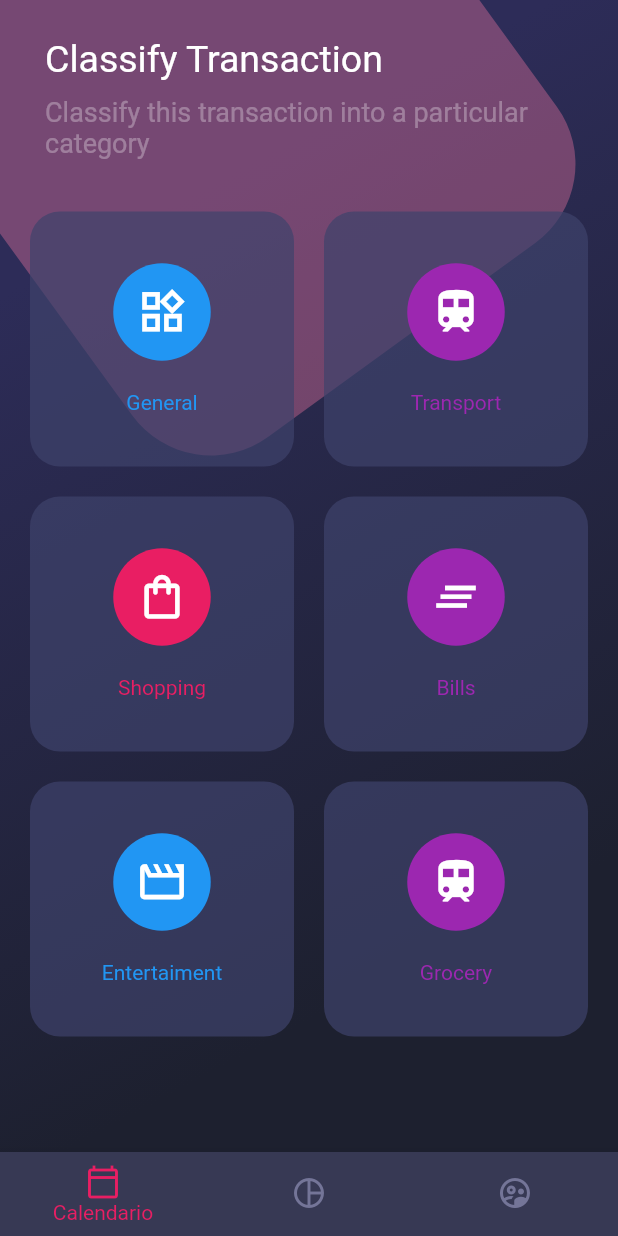
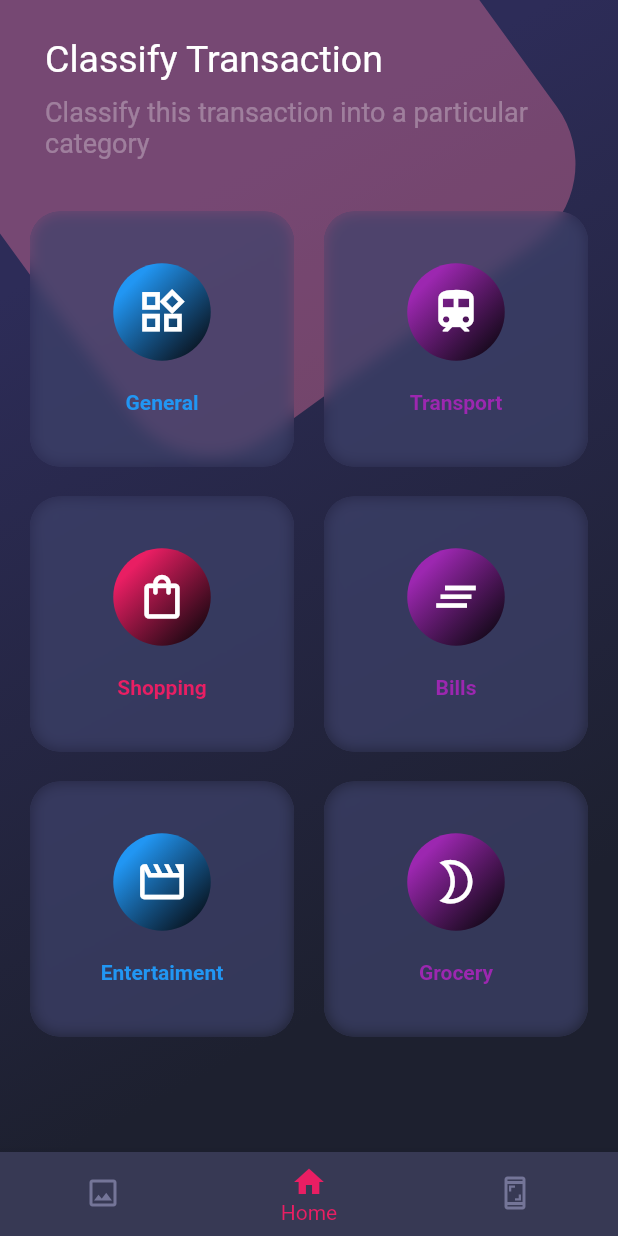
Before and after one commit to luishg76/designs_flutter, a Flutter app: the screen it shows after launch, on a phone screen of 412 x 824 dp. Run offline on Flutter 3.47's test engine with Material 2 defaults, Android fonts, the phone set to English and light mode, and no system bars.

Commit message:
salva(16-09-022)PC-Fin

```diff
--- a/lib/main.dart
+++ b/lib/main.dart
@@ -1,10 +1,12 @@
+import 'package:designs_flutter/provider/menu_provider.dart';
 import 'package:designs_flutter/screens/home_screen.dart';
 import 'package:designs_flutter/screens/scroll_screen.dart';
 import 'package:flutter/material.dart';
 import 'package:designs_flutter/screens/basic_screen.dart';
+import 'package:provider/provider.dart';
 
 void main() {
-  runApp(const MyApp());
+  runApp(AppStateWidget());
 }
 
 class MyApp extends StatelessWidget {
@@ -17,15 +19,6 @@ class MyApp extends StatelessWidget {
       debugShowCheckedModeBanner: false,
       title: 'Designs Flutter',
       theme: ThemeData(
-        // This is the theme of your application.
-        //
-        // Try running your application with "flutter run". You'll see the
-        // application has a blue toolbar. Then, without quitting the app, try
-        // changing the primarySwatch below to Colors.green and then invoke
-        // "hot reload" (press "r" in the console where you ran "flutter run",
-        // or simply save your changes to "hot reload" in a Flutter IDE).
-        // Notice that the counter didn't reset back to zero; the application
-        // is not restarted.
         primarySwatch: Colors.blue,
       ),
       initialRoute: 'home_screen',
@@ -37,3 +30,17 @@ class MyApp extends StatelessWidget {
     );
   }
 }
+
+
+
+
+class AppStateWidget extends StatelessWidget {
+
+  @override
+  Widget build(BuildContext context) {
+     return MultiProvider(
+      providers: [ChangeNotifierProvider(create: (_)=>MenuProvider())],
+      child: MyApp(),
+      );
+  }
+}
--- /dev/null
+++ b/lib/provider/menu_provider.dart
@@ -0,0 +1,5 @@
+ import 'package:flutter/cupertino.dart';
+
+class MenuProvider extends ChangeNotifier{
+  int selectIndex=1;
+}
--- a/lib/screens/basic_screen.dart
+++ b/lib/screens/basic_screen.dart
@@ -1,4 +1,5 @@
 
+import 'package:designs_flutter/widgets/custom_botton_navigation.dart';
 import 'package:flutter/material.dart';
 
 class BasicScreen extends StatelessWidget {
@@ -26,6 +27,7 @@ class BasicScreen extends StatelessWidget {
 
           ],
         ),
+        bottomNavigationBar: CustomBottonNavigation(),
     );
   }
 }
--- a/lib/screens/home_screen.dart
+++ b/lib/screens/home_screen.dart
@@ -1,3 +1,5 @@
+import 'dart:ui';
+
 import 'package:designs_flutter/widgets/background_widget.dart';
 import 'package:designs_flutter/widgets/custom_botton_navigation.dart';
 import 'package:flutter/material.dart';
@@ -56,7 +58,7 @@ class _TableWidget extends StatelessWidget {
             ),
             TableRow(
               children:[_SingleCardWidget(title: 'Entertaiment',icono: Icons.movie_outlined, color:Colors.blue),
-                        _SingleCardWidget(title: 'Grocery',icono: Icons.train, color:Colors.purple)]
+                        _SingleCardWidget(title: 'Grocery',icono: Icons.mode_night_outlined, color:Colors.purple)]
             ),
           ]
           ),
@@ -76,6 +78,10 @@ class _SingleCardWidget extends StatelessWidget {
         margin: EdgeInsets.all(10),
         height: 170,
         decoration: BoxDecoration(borderRadius: BorderRadius.circular(20), color: Color.fromRGBO(62, 66, 107, 0.7)),
+        child: ClipRRect(
+          borderRadius: BorderRadius.circular(20),
+          child: BackdropFilter(
+            filter: ImageFilter.blur(sigmaX: 5, sigmaY: 5),
             child: Column(
               mainAxisAlignment: MainAxisAlignment.center,
               children: [
@@ -85,16 +91,21 @@ class _SingleCardWidget extends StatelessWidget {
                   padding: EdgeInsets.all(15),
                   margin: EdgeInsets.only(bottom: 20),
                   decoration: BoxDecoration(
-                borderRadius: BorderRadius.circular(60),
-                color:color,
+                    borderRadius: BorderRadius.circular(35),
+                    gradient: LinearGradient(
+                      begin: Alignment.topLeft,
+                      end: Alignment.bottomRight,
+                      stops: [0.2,0.98],
+                      colors:[color,Colors.black.withOpacity(0.9)]),
 
                   ),
                   child:Icon(icono,color:Colors.white, size: 35,)
                   ),
                 //SizedBox(height: 25),
-            Text(title, style: TextStyle(color: color, fontSize: 14 ),)
+                Text(title, style: TextStyle(color: color, fontSize: 14, fontWeight: FontWeight.bold ),)
               ],
-
+            ),
+          ),
         ),
        );
   }
--- a/lib/screens/scroll_screen.dart
+++ b/lib/screens/scroll_screen.dart
@@ -1,6 +1,8 @@
 import 'dart:ui';
 
 import 'package:flutter/material.dart';
+
+import '../widgets/custom_botton_navigation.dart';
 
 
 class ScrollScreen extends StatelessWidget {
@@ -15,6 +17,7 @@ class ScrollScreen extends StatelessWidget {
             _Page2()
           ]
         ),
+        bottomNavigationBar: CustomBottonNavigation(),
     );
   }
 }
@@ -35,8 +38,8 @@ class _Page2 extends StatelessWidget {
         child: Center(
           child: TextButton(
               style: TextButton.styleFrom(
-              padding: EdgeInsets.symmetric(horizontal: 20.0),
-              backgroundColor: Colors.redAccent,
+              padding: EdgeInsets.symmetric(horizontal: 20.0, vertical: 5),
+              backgroundColor: Color.fromARGB(255, 122, 7, 7),
               shape: StadiumBorder(),
               shadowColor: Colors.black87,
             ),
--- a/lib/widgets/custom_botton_navigation.dart
+++ b/lib/widgets/custom_botton_navigation.dart
@@ -1,46 +1,45 @@
+import 'package:designs_flutter/provider/menu_provider.dart';
 import 'package:flutter/material.dart';
+import 'package:provider/provider.dart';
 
 
-class CustomBottonNavigation extends StatefulWidget {
-
-  @override
-  State<CustomBottonNavigation> createState() => _CustomBottonNavigationState();
-}
-
-class _CustomBottonNavigationState extends State<CustomBottonNavigation> {
-  int _selectIndex=0;
+class CustomBottonNavigation extends StatelessWidget {
 
   @override
   Widget build(BuildContext context) {
-     return BottomNavigationBar(
+    final menuProvider=Provider.of<MenuProvider>(context);
+
+    return BottomNavigationBar(
       selectedItemColor: Colors.pink,
       //showSelectedLabels: false,
       unselectedItemColor: Color.fromRGBO(116,117,152,1),
       showUnselectedLabels: false,
       backgroundColor: Color.fromRGBO(55, 57, 84, 1),
-      currentIndex: _selectIndex,
+      currentIndex: menuProvider.selectIndex,
       items: [
         BottomNavigationBarItem(
-          icon: Icon(Icons.calendar_today_outlined),
-          label: 'Calendario'
+          icon: Icon(Icons.image_outlined),
+          label: 'Basic'
           ),
         BottomNavigationBarItem(
-          icon: Icon(Icons.pie_chart_outline_outlined),
-          label: 'Grafico'
+          icon: Icon(Icons.home),
+          label: 'Home'
           ),
         BottomNavigationBarItem(
-          icon: Icon(Icons.supervised_user_circle_outlined),
-          label: 'Usuarios'
+          icon: Icon(Icons.screenshot_outlined),
+          label: 'Scroll'
           )
       ],
 
       onTap: (index){
-        setState(() {
-          _selectIndex=index;
-        });
+        menuProvider.selectIndex=index;
+        switch(index){
+          case 0:Navigator.pushNamed(context, 'basic_screen'); break;
+          case 1:Navigator.pushNamed(context, 'home_screen');break;
+          case 2:Navigator.pushNamed(context, 'scroll_screen');break;
+        }
       },
 
       );
-
   }
 }
--- a/pubspec.yaml
+++ b/pubspec.yaml
@@ -36,6 +36,7 @@ dependencies:
   # The following adds the Cupertino Icons font to your application.
   # Use with the CupertinoIcons class for iOS style icons.
   cupertino_icons: ^1.0.2
+  provider: ^6.0.3
 
 dev_dependencies:
   flutter_test:
```
Also changed, not shown: pubspec.lock. Lines whose indentation alone changed are shown as unchanged.
